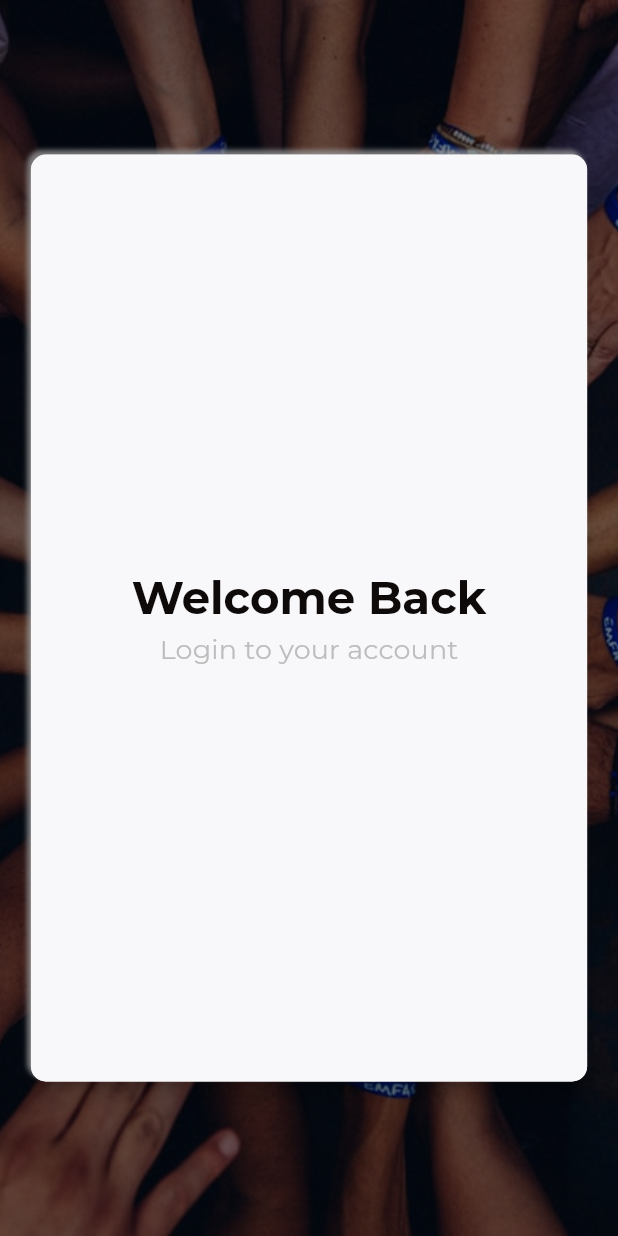
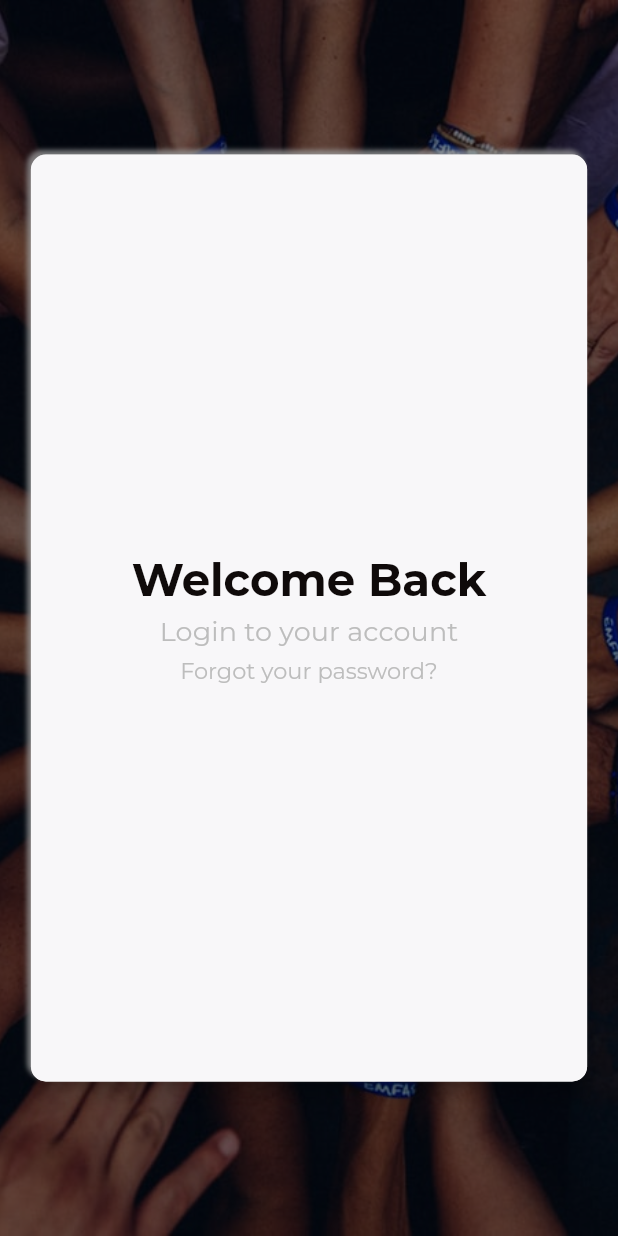
Before and after one commit to margaiwangara/untitled_project, a Flutter app: the screen it shows after launch, on a phone screen of 412 x 824 dp. Run offline on Flutter 3.47's test engine with Material 2 defaults, Android fonts, the phone set to English and light mode, and no system bars; our stand-ins replace google_fonts, wakelock.

Commit message:
added inkwell for Forgot Password text

```diff
--- a/lib/ui/login.dart
+++ b/lib/ui/login.dart
@@ -73,6 +73,17 @@ class _LoginState extends State<Login> {
                         color: Theme.of(context).primaryColorLight,
                       ),
                 ),
+                SizedBox(
+                  height: 5.0,
+                ),
+                InkWell(
+                    onTap: () {},
+                    child: Text(
+                      'Forgot your password?',
+                      style: Theme.of(context).textTheme.body1.copyWith(
+                            color: Theme.of(context).primaryColorLight,
+                          ),
+                    ))
               ],
             )),
       ),
```
